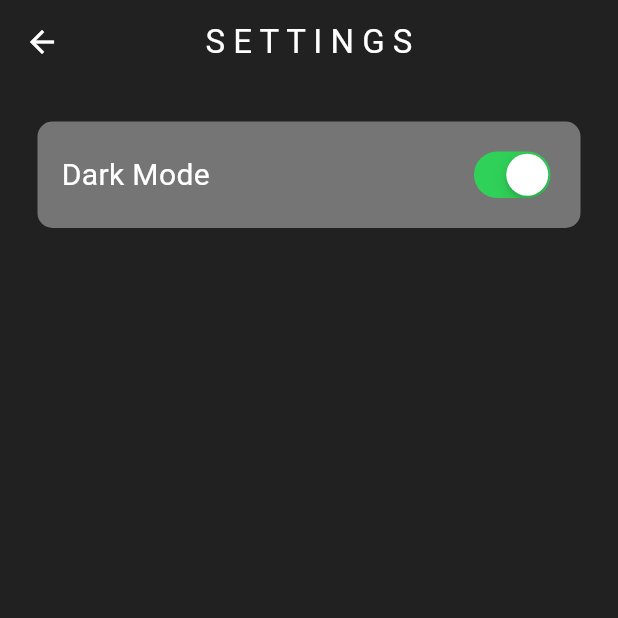
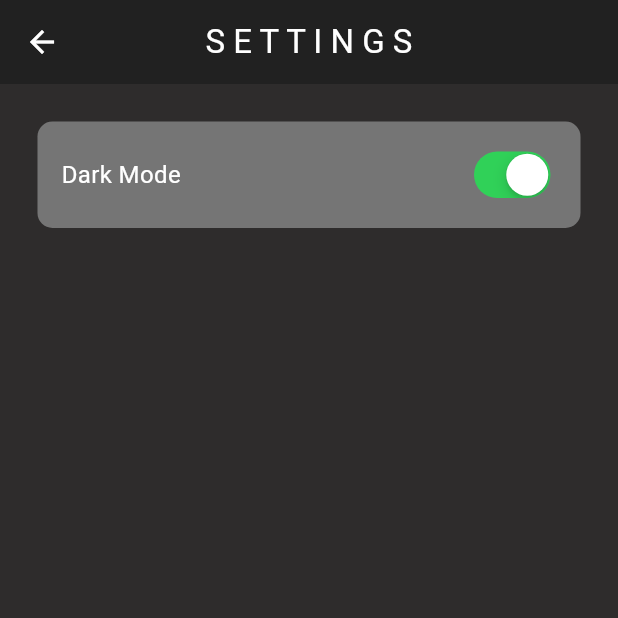
Before and after one commit to SteiKnight/musicplayer, a Flutter app: the screen it shows after launch, in the side drawer, after a tap on "S E T T I N G S", on a phone screen of 412 x 824 dp, the top half of it. Run offline on Flutter 3.47's test engine with Material 3 defaults, Android fonts, the phone set to English and light mode, and no system bars.

Commit message:
modified: secondary color

```diff
--- a/lib/pages/settings_page.dart
+++ b/lib/pages/settings_page.dart
@@ -9,6 +9,7 @@ class SettingsPage extends StatelessWidget {
   @override
   Widget build(BuildContext context) {
     return Scaffold(
+      backgroundColor: Theme.of(context).colorScheme.secondary,
         appBar: AppBar(
           title: const Text('S E T T I N G S'),
           centerTitle: true,
@@ -27,7 +28,7 @@ class SettingsPage extends StatelessWidget {
                 children: [
                   Text(
                     'Dark Mode',
-                    style: TextStyle(fontSize: 20),
+                    style: TextStyle(fontSize: 16),
                   ),
                   //switch
                   CupertinoSwitch(
--- a/lib/themes/dark_mode.dart
+++ b/lib/themes/dark_mode.dart
@@ -5,7 +5,7 @@ ThemeData darkMode = ThemeData(
   colorScheme: ColorScheme.dark(
     surface: Colors.grey.shade900,
     primary: Colors.grey.shade600,
-    secondary: Colors.grey.shade800,
+    secondary: const Color.fromARGB(255, 46, 44, 44),
     inversePrimary: Colors.grey.shade300,
   ),
 );
```
